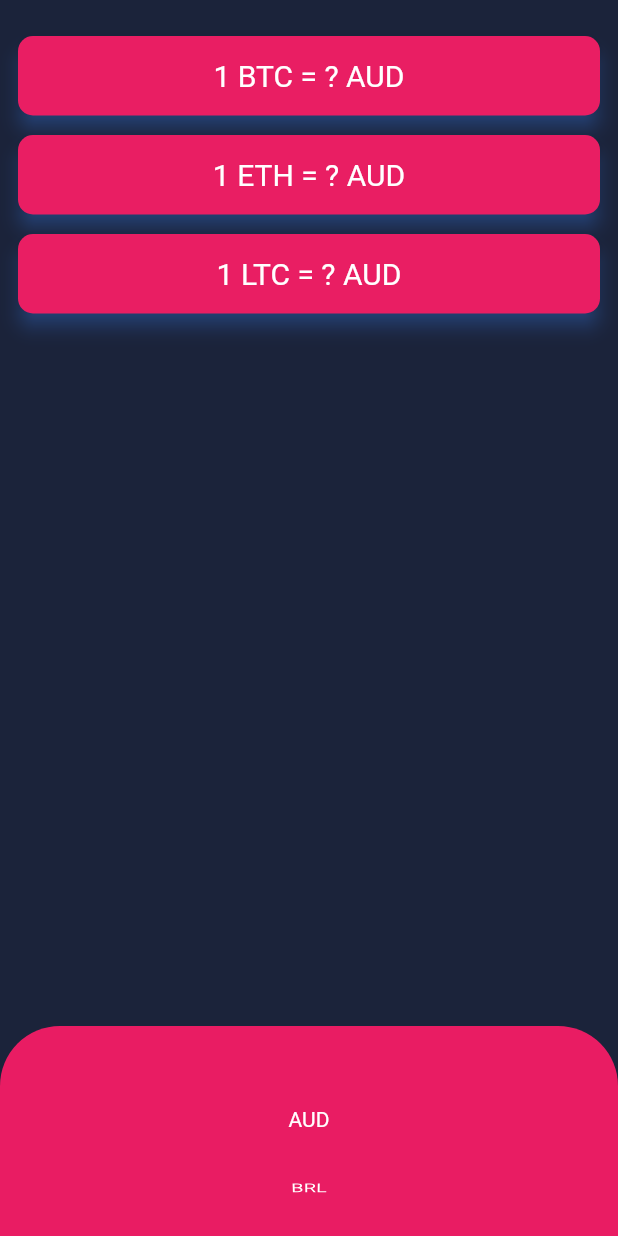
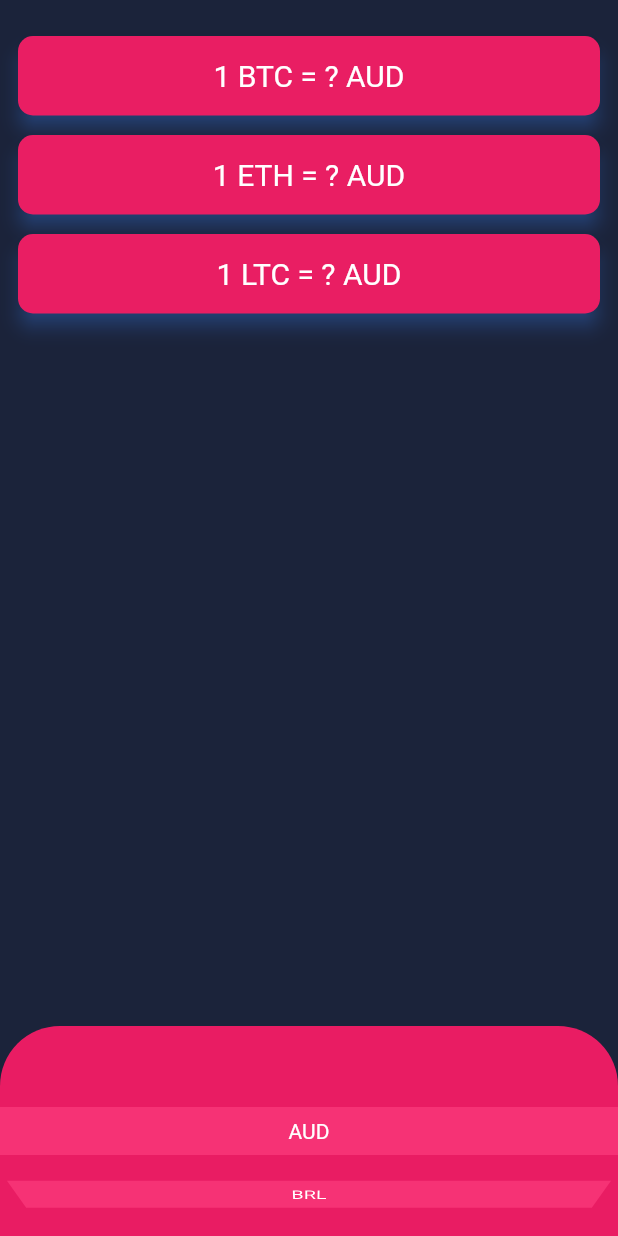
Before and after one commit to nugaa/crypto_tracker, a Flutter app: the screen it shows after launch, on a phone screen of 412 x 824 dp. Run offline on Flutter 3.47's test engine with Material 2 defaults, Android fonts, the phone set to English and light mode, and no system bars.

Commit message:
Little changes to the UI

```diff
--- a/lib/layouts/telaPrecos.dart
+++ b/lib/layouts/telaPrecos.dart
@@ -1,7 +1,6 @@
 import 'package:bitcoin_tracker/constantes.dart';
 import 'package:bitcoin_tracker/customWidgets/cardWidget.dart';
 import 'package:bitcoin_tracker/servicos/dados_moedas.dart';
-
 import 'package:flutter/cupertino.dart';
 import 'package:flutter/material.dart';
 
@@ -17,10 +16,23 @@ class _TelaPrecosState extends State<TelaPrecos> {
   var dadosBTC, dadosETH, dadosLTC;
   DadosMoeda dadosMoeda = DadosMoeda();
 
-  List<Text> getLista() {
-    List<Text> lista = [];
+  List<Widget> getLista() {
+    List<Widget> lista = [];
     for (String moeda in listaMoedas) {
-      lista.add(Text(moeda));
+      lista.add(
+        Container(
+          alignment: Alignment.center,
+          decoration: BoxDecoration(
+            color: Colors.pinkAccent.withOpacity(0.6),
+          ),
+          child: Center(
+            child: Text(
+              moeda,
+              textAlign: TextAlign.center,
+            ),
+          ),
+        ),
+      );
     }
     return lista;
   }
--- a/lib/servicos/dados_moedas.dart
+++ b/lib/servicos/dados_moedas.dart
@@ -8,6 +8,7 @@ class DadosMoeda {
     var url = '$kUrl/BTC/$moedaConvertida?apikey=$kApiKey';
     NetworkHelper networkHelper = NetworkHelper(url);
     var moedaDados = await networkHelper.getDados();
+    print(url);
     return moedaDados;
   }
 
```
Also changed, not shown: pubspec.lock.
